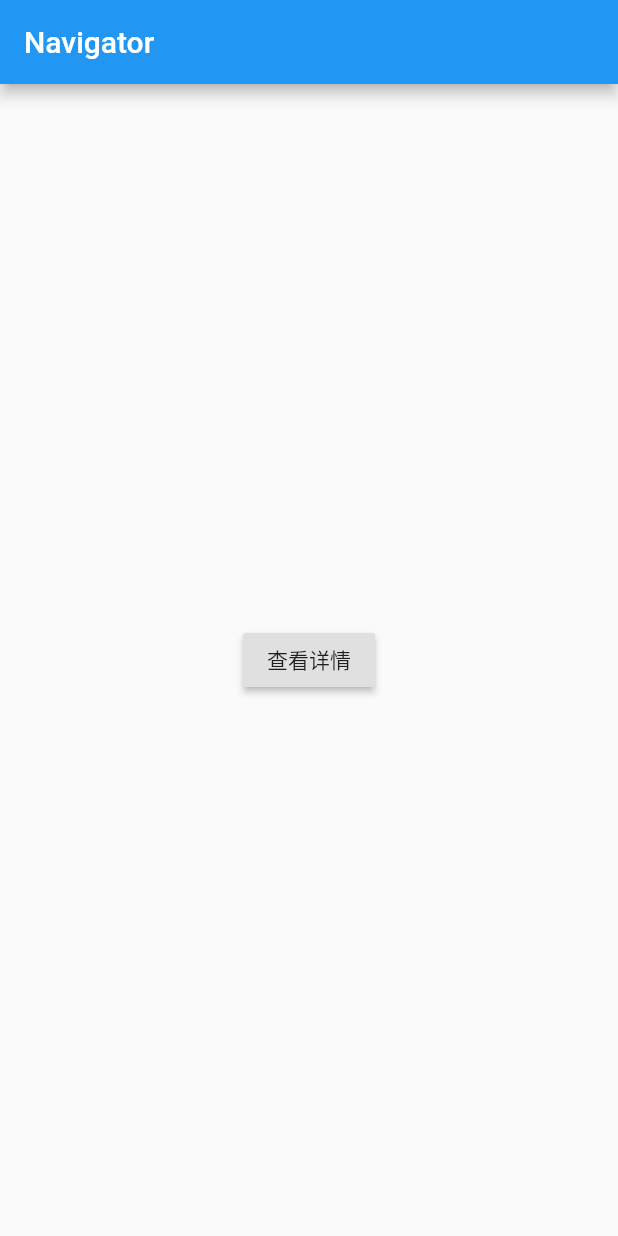
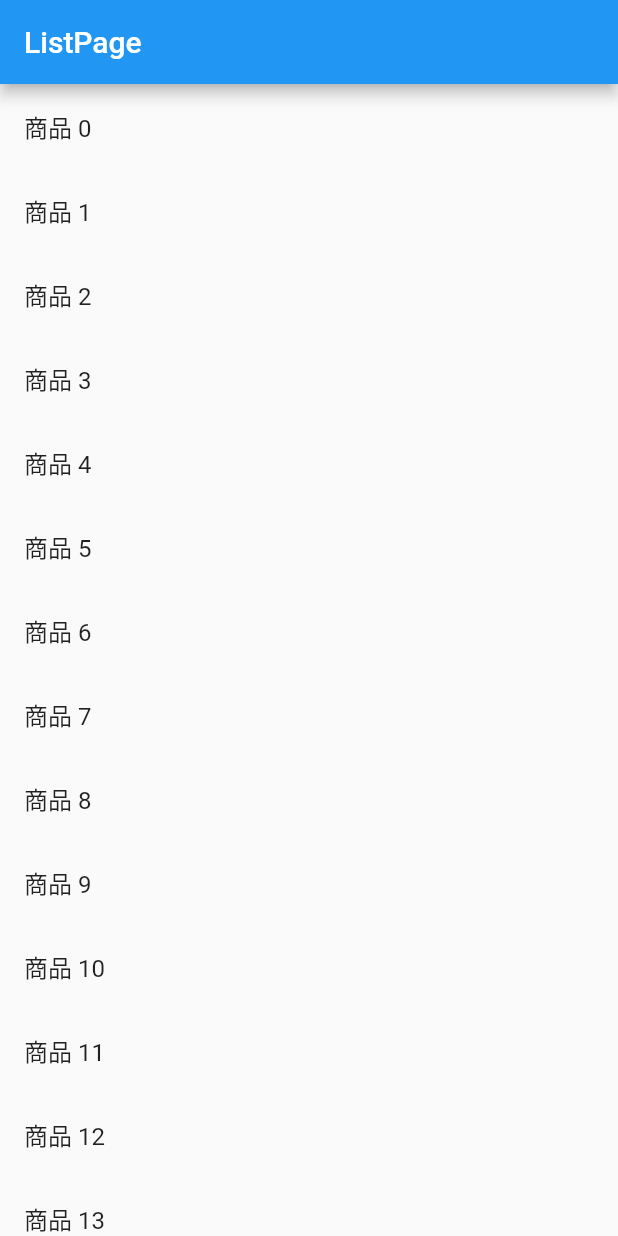
Before and after one commit to yunaichun/flutter_study, a Flutter app: the screen it shows after launch, on a phone screen of 412 x 824 dp. Run offline on Flutter 3.47's test engine with Material 2 defaults, Android fonts, the phone set to English and light mode, and no system bars.

Commit message:
04 - Navigator.push

```diff
--- a/lib/04/Navigator.dart
+++ b/lib/04/Navigator.dart
@@ -10,12 +10,13 @@ class MyApp extends StatelessWidget {
     );
   }
 }
+
 class ListPage extends StatelessWidget {
   @override
    Widget build(BuildContext context) {
     return Scaffold(
       appBar: AppBar(
-          title: Text('Navigator'),
+        title: Text('ListPage'),
       ),
       body: Center(
         child: Container(
@@ -25,7 +26,7 @@ class ListPage extends StatelessWidget {
               print(11112222);
               // 通过 Navigator.push 路由跳转
               Navigator.push(context, MaterialPageRoute(
-                  builder: (context) => new DetailPage())
+                builder: (context) => DetailPage())
               );
             },
           ),
@@ -34,6 +35,7 @@ class ListPage extends StatelessWidget {
     );
   }
 }
+
 class DetailPage extends StatelessWidget {
   @override
   Widget build(BuildContext context) {
--- /dev/null
+++ b/lib/04/Navigator.push.dart
@@ -0,0 +1,84 @@
+import 'package:flutter/material.dart';
+
+// 声明数据结构类
+class Product {
+  final String title; // 商品标题
+  final String description; // 商品描述
+  Product(this.title, this.description);
+}
+
+class MyApp extends StatelessWidget {
+  @override
+  Widget build(BuildContext context) {
+    return MaterialApp(
+      title: 'Navigator',
+      // 这里有一个 issue: https://github.com/flutter/flutter/issues/15919
+      home: ListPage(
+        products: List.generate(
+          20,
+          (i) => Product('商品 $i', '这是一个商品详情，编号为:$i'),
+        )
+      ),
+    );
+  }
+}
+
+class ListPage extends StatelessWidget {
+  // 传递参数
+  final List<Product> products;
+  ListPage({Key key, @required this.products}):super(key:key);
+
+  @override
+   Widget build(BuildContext context) {
+    return Scaffold(
+      appBar: AppBar(
+        title: Text('ListPage'),
+      ),
+      body: Center(
+        child: Container(
+          child: ListView.builder(
+            itemCount: products.length,
+            itemBuilder: (context, index){
+              return ListTile(
+                title: Text(products[index].title),
+                onTap: () {
+                  print(index);
+                  Navigator.push(context, MaterialPageRoute(
+                    // 传递参数不存在对象的写法
+                    builder: (context) => DetailPage(product: products[index])
+                  ));
+                },
+              );
+            },
+          ),
+        ),
+      ),
+    );
+  }
+}
+
+class DetailPage extends StatelessWidget {
+  // 接收参数
+  final Product product;
+  DetailPage({Key key, @required this.product}):super(key: key);
+
+  @override
+  Widget build(BuildContext context) {
+    return Scaffold(
+      appBar: AppBar(
+        title: Text(product.title),
+      ),
+      body: Center(
+        child: Container(
+          child: RaisedButton(
+            child: Text(product.description),
+            onPressed: () {
+              // 通过 Navigator.pop 路由返回
+              Navigator.pop(context);
+            },
+          ),
+        ),
+      ),
+    );
+  }
+}
--- a/lib/main.dart
+++ b/lib/main.dart
@@ -12,10 +12,8 @@ import 'package:flutter/material.dart';
 // import '03/Stack.dart';
 // import '03/Stack.Positioned.dart';
 // import '03/Column.ListTile.dart';
-import '04/Navigator.dart';
+// import '04/Navigator.dart';
+import '04/Navigator.push.dart';
 
 // 主入口函数
 void main() => runApp(MyApp());
-// void main() => runApp(MyApp(
-//   items: List<String>.generate(1000, (i) => 'Items $i')
-// ));
```
Also changed, not shown: lib/02/ListView.builder.dart (+14 -6 lines). Lines whose indentation alone changed are shown as unchanged.
